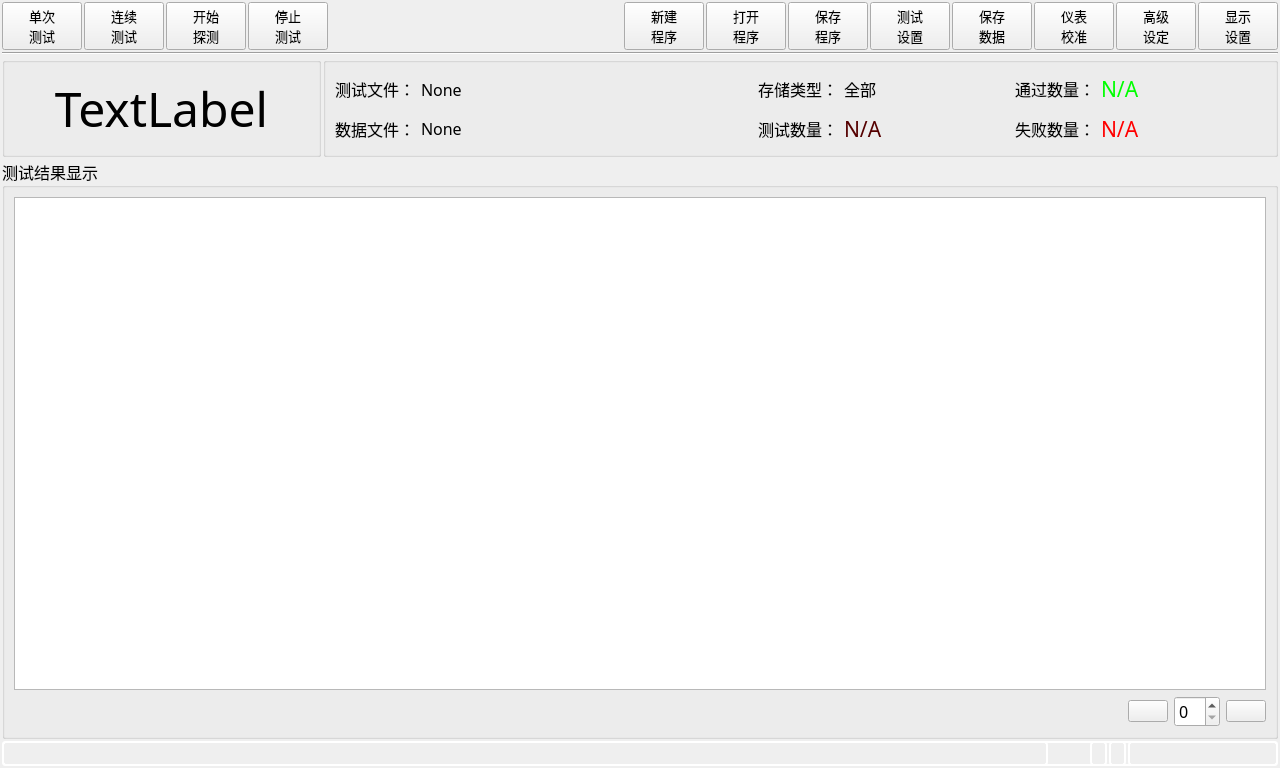
First picture: the form in MeterMode/clsMeterMode.ui, repository caicaiking/WKEFactoryView2014, before the edit.
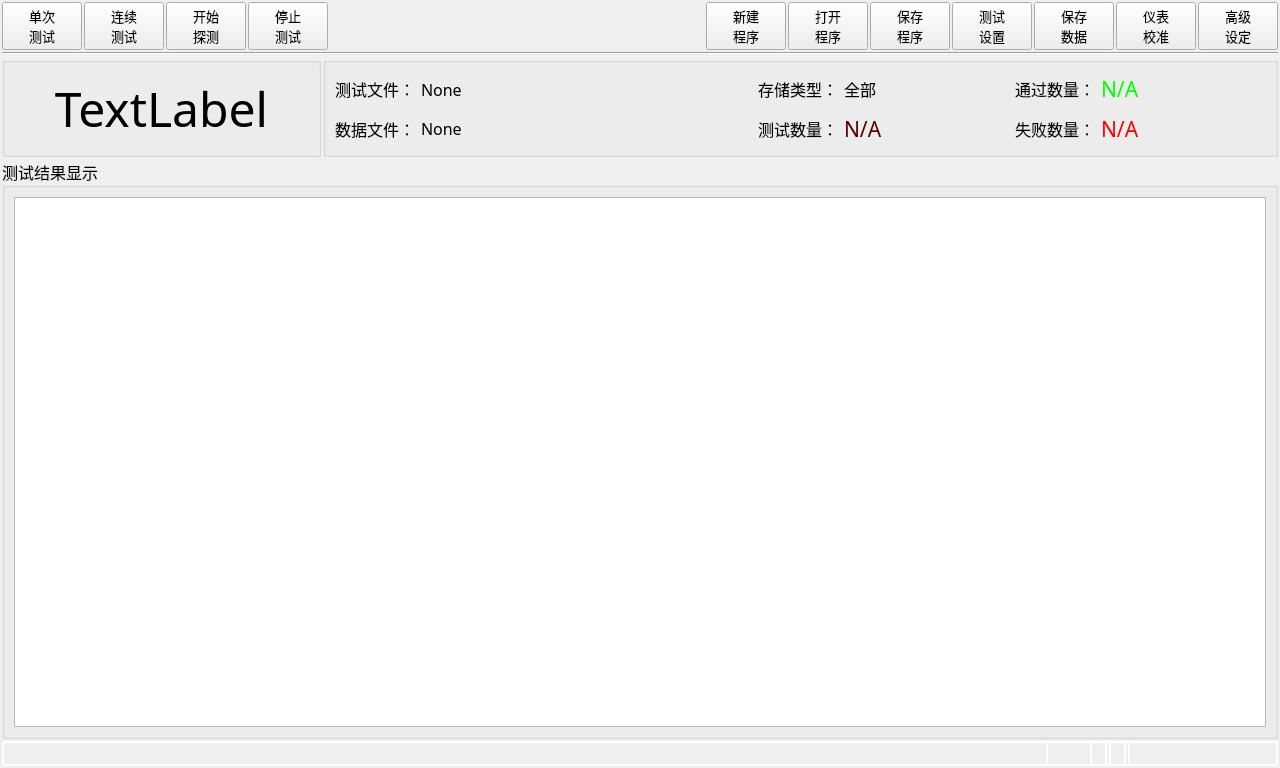
Second picture: the form after the edit. Icons and pictures are not drawn. Custom widgets are drawn as their Qt base class.

What changed in the file:
```diff
--- a/MeterMode/clsMeterMode.ui
+++ b/MeterMode/clsMeterMode.ui
@@ -490,45 +490,6 @@
         </property>
        </widget>
       </item>
-      <item>
-       <widget class="QPushButton" name="btnSetup">
-        <property name="minimumSize">
-         <size>
-          <width>0</width>
-          <height>40</height>
-         </size>
-        </property>
-        <property name="font">
-         <font>
-          <family>楷体</family>
-          <pointsize>10</pointsize>
-         </font>
-        </property>
-        <property name="toolTip">
-         <string>&lt;html&gt;&lt;head/&gt;&lt;body&gt;&lt;p&gt;单击可以进行一次测试。&lt;/p&gt;&lt;/body&gt;&lt;/html&gt;</string>
-        </property>
-        <property name="text">
-         <string>显示
-设置</string>
-        </property>
-        <property name="icon">
-         <iconset resource="../recFile/myRes.qrc">
-          <normaloff>:/Icons/opertator.png</normaloff>:/Icons/opertator.png</iconset>
-        </property>
-        <property name="iconSize">
-         <size>
-          <width>20</width>
-          <height>20</height>
-         </size>
-        </property>
-        <property name="checkable">
-         <bool>false</bool>
-        </property>
-        <property name="autoExclusive">
-         <bool>false</bool>
-        </property>
-       </widget>
-      </item>
      </layout>
     </item>
     <item>
@@ -837,55 +798,6 @@
              <item>
               <widget class="QTableWidget" name="tabResult"/>
              </item>
-             <item>
-              <layout class="QHBoxLayout" name="horizontalLayout_9">
-               <item>
-                <spacer name="horizontalSpacer_3">
-                 <property name="orientation">
-                  <enum>Qt::Horizontal</enum>
-                 </property>
-                 <property name="sizeHint" stdset="0">
-                  <size>
-                   <width>40</width>
-                   <height>20</height>
-                  </size>
-                 </property>
-                </spacer>
-               </item>
-               <item>
-                <widget class="QPushButton" name="pushButton_11">
-                 <property name="text">
-                  <string/>
-                 </property>
-                 <property name="icon">
-                  <iconset resource="../recFile/myRes.qrc">
-                   <normaloff>:/Icons/Last.ico</normaloff>:/Icons/Last.ico</iconset>
-                 </property>
-                </widget>
-               </item>
-               <item>
-                <widget class="QSpinBox" name="spinBox">
-                 <property name="font">
-                  <font>
-                   <family>楷体</family>
-                   <pointsize>12</pointsize>
-                  </font>
-                 </property>
-                </widget>
-               </item>
-               <item>
-                <widget class="QPushButton" name="pushButton_12">
-                 <property name="text">
-                  <string/>
-                 </property>
-                 <property name="icon">
-                  <iconset resource="../recFile/myRes.qrc">
-                   <normaloff>:/Icons/Next.ico</normaloff>:/Icons/Next.ico</iconset>
-                 </property>
-                </widget>
-               </item>
-              </layout>
-             </item>
             </layout>
            </widget>
           </widget>
```
